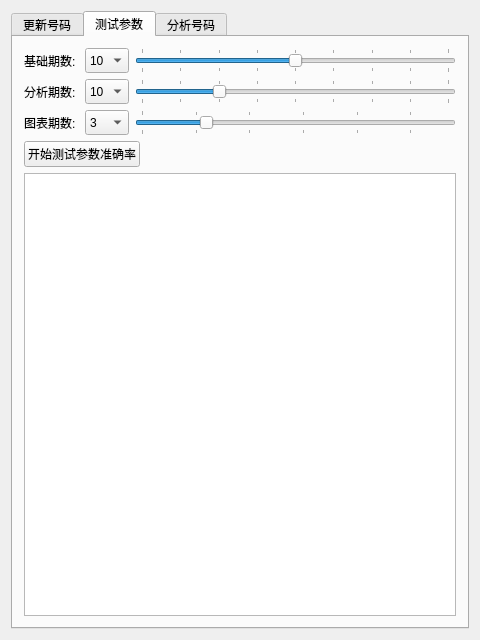
This is mainwindow.ui in samksan/QTCP115 as Qt 5 draws it before an edit. The edited form follows.
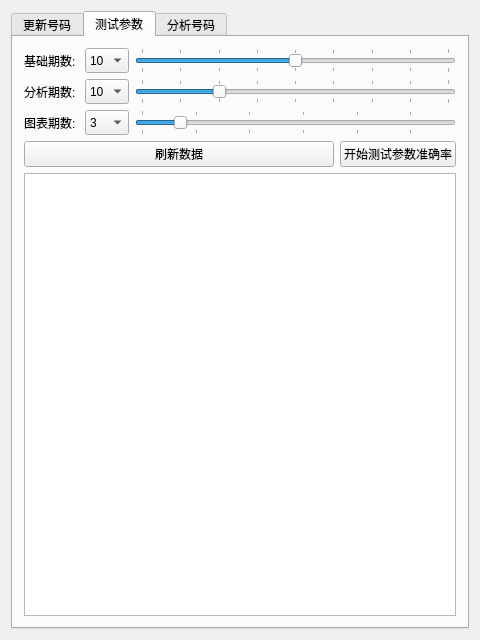
This is the edited form. The open tabs and pages were chosen to show the change.

Commit message: 刷新数据按钮和全局数据变量

Patch:
```diff
--- a/mainwindow.ui
+++ b/mainwindow.ui
@@ -1700,8 +1700,11 @@
             <property name="maximum">
              <number>60</number>
             </property>
+            <property name="value">
+             <number>10</number>
+            </property>
             <property name="sliderPosition">
-             <number>15</number>
+             <number>10</number>
             </property>
             <property name="orientation">
              <enum>Qt::Horizontal</enum>
@@ -1712,6 +1715,15 @@
            </widget>
           </item>
          </layout>
+        </item>
+        <item>
+         <layout class="QHBoxLayout" name="horizontalLayout_6">
+          <item>
+           <widget class="QPushButton" name="btn_data_refresh">
+            <property name="text">
+             <string>刷新数据</string>
+            </property>
+           </widget>
         </item>
         <item>
          <widget class="QPushButton" name="btn_test_analysis">
@@ -1725,6 +1737,8 @@
            <string>开始测试参数准确率</string>
           </property>
          </widget>
+          </item>
+         </layout>
         </item>
         <item>
          <widget class="QTableWidget" name="tableWidget"/>
```
Left out of the diff: 4 changed lines with no effect on the pictures. Lines whose indentation alone changed are shown as unchanged. The commit also changes 8 other files.
